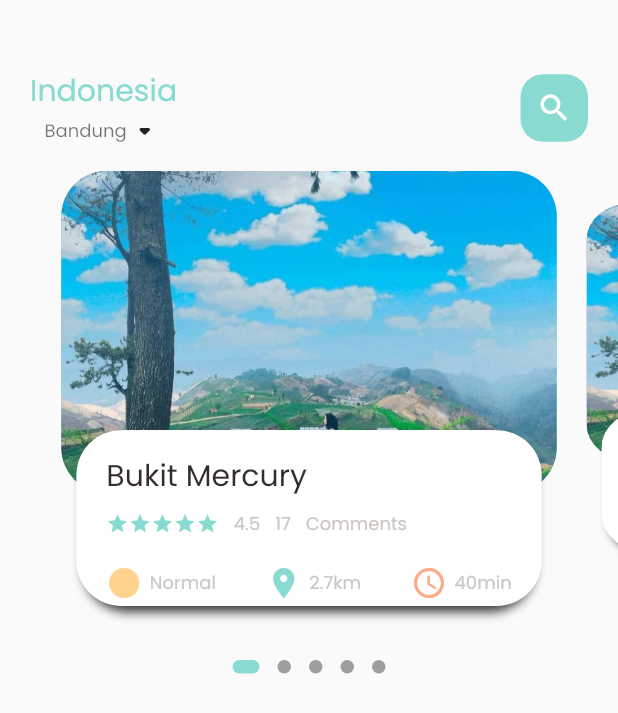
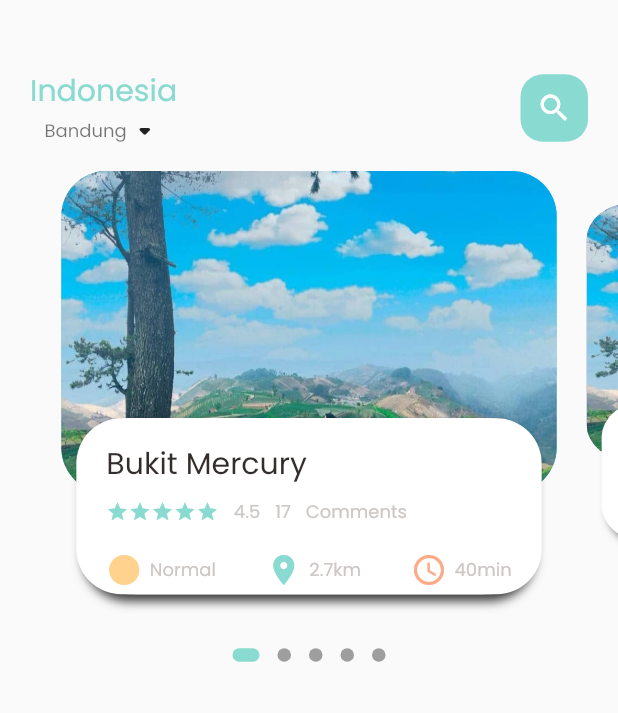
Before and after one commit to cahyaind/e_ticket, a Flutter app: the screen it shows after launch, on a phone screen of 412 x 824 dp. Shown: the top 713 px of the screen. Run offline on Flutter 3.47's test engine with Material 2 defaults, Android fonts, the phone set to English and light mode, and no system bars; drawn by our look-alikes of dots_indicator; our stand-ins replace get.

Commit message:
dimensions pageView n sizedBox

```diff
--- a/lib/home/tour_page_body.dart
+++ b/lib/home/tour_page_body.dart
@@ -45,7 +45,7 @@ class _TourPageBodyState extends State<TourPageBody> {
     return Column(
       children: [
         Container(
-          height: 320,
+          height: Dimensions.pageView,
           child: PageView.builder(
             controller: pageController,
             itemCount: 5,
@@ -150,7 +150,7 @@ class _TourPageBodyState extends State<TourPageBody> {
                   crossAxisAlignment: CrossAxisAlignment.start,
                   children: [
                     BigText(text: "Bukit Mercury"),
-                    const SizedBox(height: 10),
+                    SizedBox(height: Dimensions.height10),
                     Row(
                       children: [
                         Wrap(
@@ -168,7 +168,7 @@ class _TourPageBodyState extends State<TourPageBody> {
                         SmallText(text: "Comments"),
                       ],
                     ),
-                    const SizedBox(height: 20),
+                    SizedBox(height: Dimensions.height20),
                     Row(
                       mainAxisAlignment: MainAxisAlignment.spaceBetween,
                       children: [
--- a/lib/utils/dimensions.dart
+++ b/lib/utils/dimensions.dart
@@ -4,7 +4,13 @@ class Dimensions {
   static double screenHeight = Get.context!.height;
   static double screenWidth = Get.context!.width;
 
+  // widget.of(context).size.width dibagi value, sama dengan hasilnya di bawah ini
+  // example, 844/10=84.4
+
+  static double pageView = screenHeight/2.64;
   static double pageViewContainer = screenHeight/3.84;
   static double pageViewTextContainer = screenHeight/7.03;
 
+  static double height10 = screenHeight/84.4;
+  static double height20 = screenHeight/42.2;
 }
```
